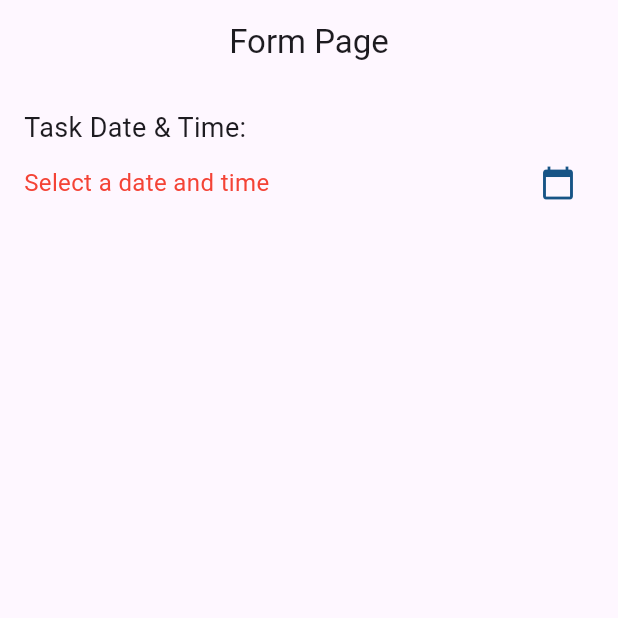
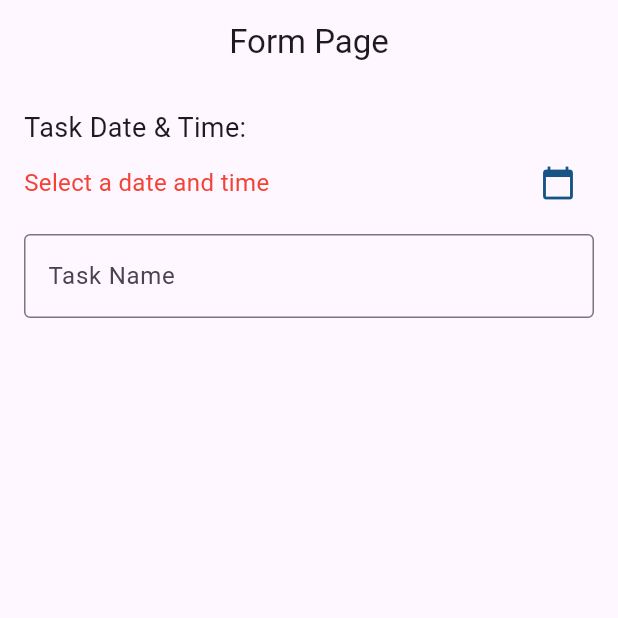
Before and after one commit to NilaAyu1611/TodoApp_0138, a Flutter app: the screen it shows after launch, on a phone screen of 412 x 824 dp, the top half of it. Run offline on Flutter 3.47's test engine with Material 3 defaults, Android fonts, the phone set to English and light mode, and no system bars.

Commit message:
inputan task name

```diff
--- a/lib/taskform_page.dart
+++ b/lib/taskform_page.dart
@@ -110,7 +110,18 @@ class _TaskFormPageState extends State<TaskFormPage> {
                 ),
 
               ],
-            )
+            ),
+            const SizedBox(height: 10),
+
+            // Inputan untuk nama tugas
+            TextField(
+              controller: _taskController,
+              decoration: InputDecoration(
+                labelText: 'Task Name',
+                hintText: 'Enter task name',
+                border: const OutlineInputBorder(),
+              ),
+            ),
           ]
         ),
 
```
